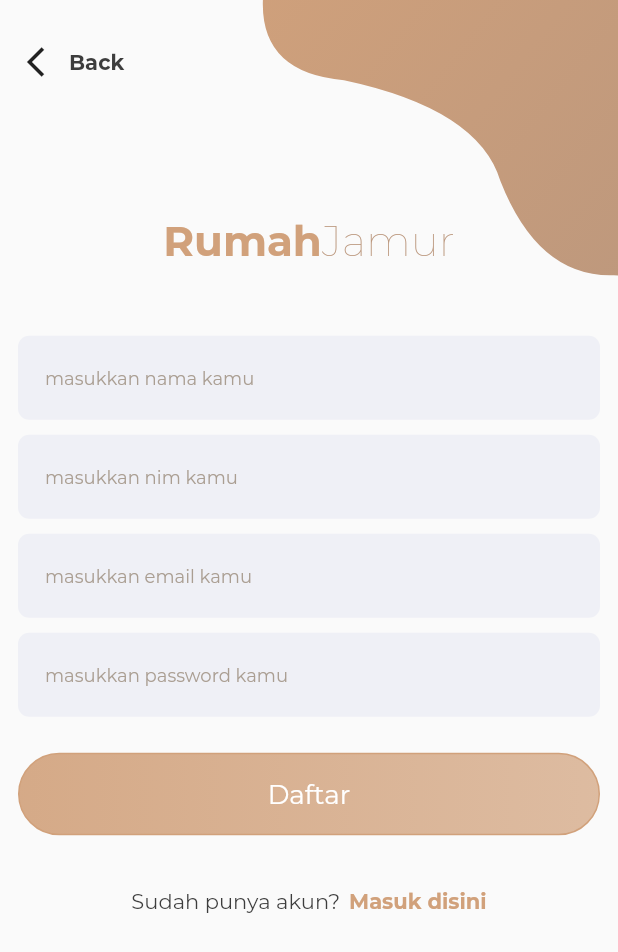
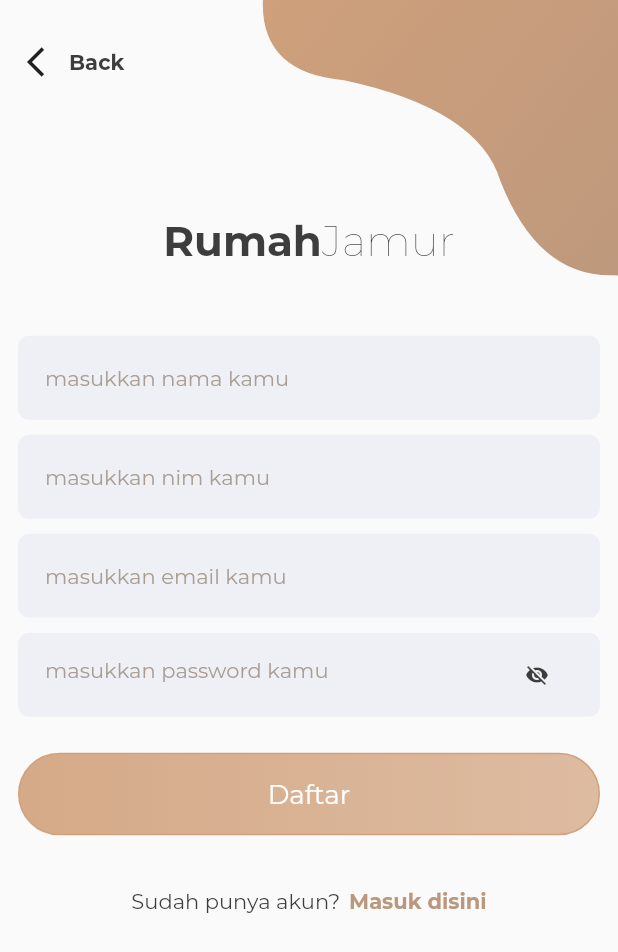
Before and after one commit to candraprasetya/rumah_jamur_app, a Flutter app: the LoginScreen screen opened by its route, after a tap on "Bellum punya akun?", on a phone screen of 412 x 824 dp. Shown: the top 952 px of the screen. Run offline on Flutter 3.47's test engine with Material 2 defaults, Android fonts, the phone set to English and light mode, and no system bars; drawn by our look-alikes of velocity_x; our stand-ins replace cloud_firestore, firebase_auth, firebase_core, firebase_storage, fl_chart, get and 4 more; missing offline and left inert: qrscan, spincircle_bottom_bar; accounts and stored records are empty.

Commit message:
textfield fix suffix icon

```diff
--- a/lib/main.dart
+++ b/lib/main.dart
@@ -47,13 +47,8 @@ class MyApp extends StatelessWidget {
         }
         //Loading
         return Center(
-          child: Container(
-            width: MediaQuery.of(context).size.width,
-            height: MediaQuery.of(context).size.height,
-            color: Colors.white,
-            child: CircularProgressIndicator(
-              valueColor: AlwaysStoppedAnimation(Color(0xFFd1a17b)),
-            ),
+          child: CircularProgressIndicator(
+            valueColor: AlwaysStoppedAnimation(Color(0xFFd1a17b)),
           ),
         );
       },
--- a/lib/screens/login_screen.dart
+++ b/lib/screens/login_screen.dart
@@ -60,7 +60,7 @@ class _LoginScreenState extends State<LoginScreen> {
               'Daftar disini'
                   .text
                   .textStyle(
-                      boldText.copyWith(fontSize: 14, color: Warna.primary))
+                      boldText.copyWith(fontSize: 14, color: Warna.accent))
                   .make()
             ],
             alignment: MainAxisAlignment.center,
@@ -73,11 +73,12 @@ class _LoginScreenState extends State<LoginScreen> {
       textAlign: TextAlign.center,
       text: TextSpan(
           text: 'Rumah',
-          style: boldText.copyWith(fontSize: 28, color: Warna.primary),
+          style: boldText.copyWith(fontSize: 28, color: Warna.darkBrown),
           children: [
             TextSpan(
                 text: 'Jamur',
-                style: lightText.copyWith(fontSize: 28, color: Warna.accent)),
+                style:
+                    lightText.copyWith(fontSize: 28, color: Warna.darkBrown)),
           ]),
     );
   }
--- a/lib/screens/register_screen.dart
+++ b/lib/screens/register_screen.dart
@@ -77,7 +77,7 @@ class _RegisterScreenState extends State<RegisterScreen> {
               'Masuk disini'
                   .text
                   .textStyle(
-                      boldText.copyWith(fontSize: 14, color: Warna.primary))
+                      boldText.copyWith(fontSize: 14, color: Warna.accent))
                   .make()
             ],
             alignment: MainAxisAlignment.center,
@@ -90,11 +90,12 @@ class _RegisterScreenState extends State<RegisterScreen> {
       textAlign: TextAlign.center,
       text: TextSpan(
           text: 'Rumah',
-          style: boldText.copyWith(fontSize: 28, color: Warna.primary),
+          style: boldText.copyWith(fontSize: 28, color: Warna.darkBrown),
           children: [
             TextSpan(
                 text: 'Jamur',
-                style: lightText.copyWith(fontSize: 28, color: Warna.accent)),
+                style:
+                    lightText.copyWith(fontSize: 28, color: Warna.darkBrown)),
           ]),
     );
   }
--- a/lib/widgets/textfield_widget.dart
+++ b/lib/widgets/textfield_widget.dart
@@ -1,6 +1,6 @@
 part of 'widgets.dart';
 
-class TextFieldKu extends StatelessWidget {
+class TextFieldKu extends StatefulWidget {
   final TextEditingController controller;
   final String keterangan;
   final TextInputType inputType;
@@ -9,23 +9,41 @@ class TextFieldKu extends StatelessWidget {
       {this.controller,
       this.keterangan = "Keterangan",
       this.inputType,
-      this.isPassword});
+      this.isPassword = false});
+
+  @override
+  _TextFieldKuState createState() => _TextFieldKuState();
+}
+
+class _TextFieldKuState extends State<TextFieldKu> {
+  bool showPassword = false;
 
   @override
   Widget build(BuildContext context) {
     return VxBox(
             child: TextField(
-      controller: controller,
-      style: primaryText.copyWith(
-        fontSize: 12,
-      ),
-      keyboardType: inputType ?? TextInputType.text,
-      obscureText: isPassword ?? false,
+      controller: widget.controller,
+      style: primaryText.copyWith(),
+      keyboardType: widget.inputType ?? TextInputType.text,
+      obscureText: widget.isPassword ? !showPassword : false,
       decoration: InputDecoration(
+          suffixIcon: (widget.isPassword)
+              ? IconButton(
+                  icon: Icon(
+                      showPassword ? Icons.visibility : Icons.visibility_off),
+                  iconSize: 16,
+                  onPressed: () {
+                    setState(() {
+                      showPassword = !showPassword;
+                      print(showPassword);
+                    });
+                  },
+                  color: Warna.darkBrown,
+                )
+              : null,
           border: InputBorder.none,
-          hintText: keterangan,
+          hintText: widget.keterangan,
           hintStyle: primaryText.copyWith(
-            fontSize: 12,
             color: Warna.rosyBrown,
           )),
     ))
```
